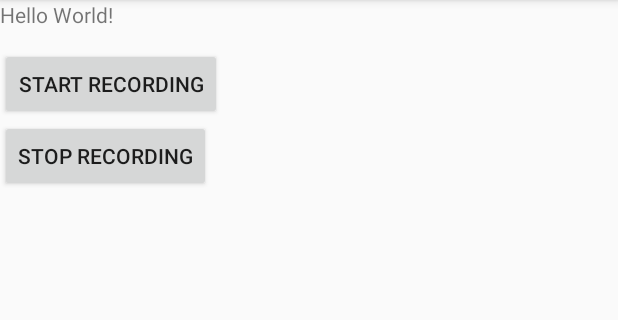
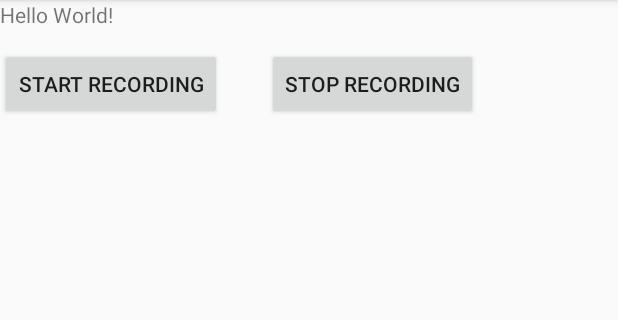
Before and after one commit to reuniware/OboeAudioRecorder, an Android app: the screen it shows after launch (MainActivity), on a phone screen of 412 x 824 dp, the part 84-404 px from its top. Run offline under Robolectric (Android 15) with nearby library versions, the phone set to English and light mode, and no system bars; 2 statements that could not run were skipped.

Commit message:
Buttons reorganizing

```diff
--- a/app/src/main/res/layout/activity_main.xml
+++ b/app/src/main/res/layout/activity_main.xml
@@ -26,8 +26,10 @@
         android:id="@+id/buttonStopRecording"
         android:layout_width="wrap_content"
         android:layout_height="wrap_content"
+        android:layout_marginStart="30dp"
         android:text="Stop Recording"
-        app:layout_constraintLeft_toLeftOf="parent"
-        app:layout_constraintTop_toBottomOf="@id/buttonStartRecording" />
+        app:layout_constraintLeft_toRightOf="@id/buttonStartRecording"
+        app:layout_constraintTop_toTopOf="@id/buttonStartRecording"
+        />
 
 </androidx.constraintlayout.widget.ConstraintLayout>
```
